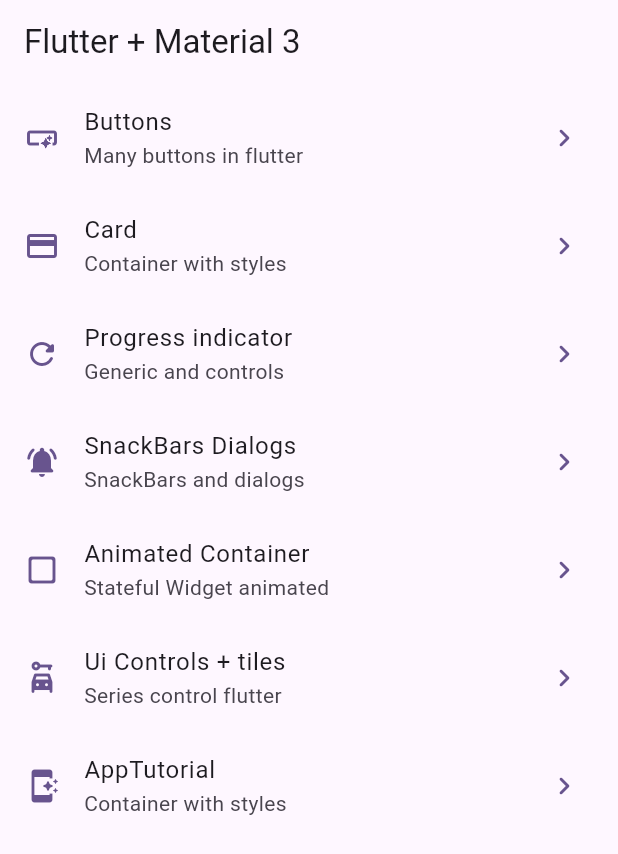
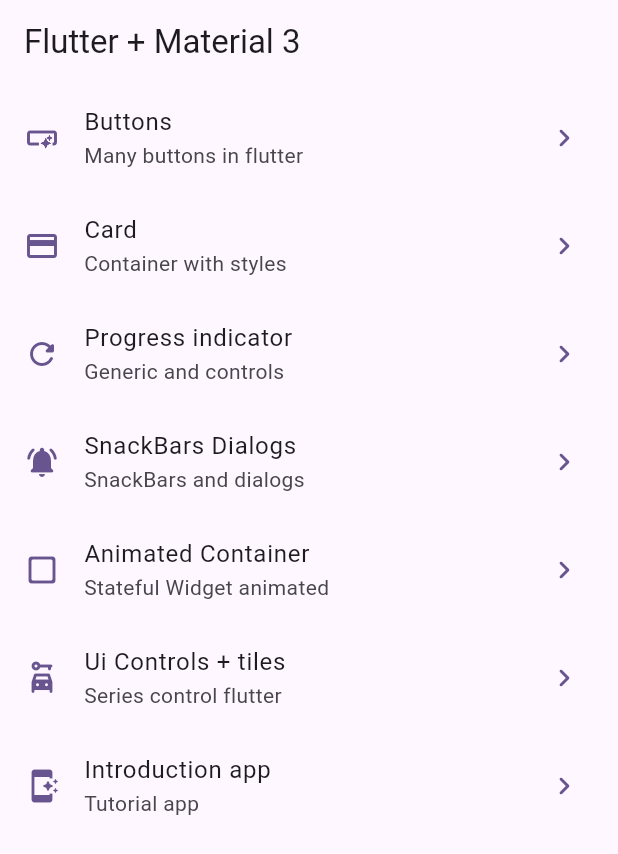
Before and after one commit to JaviKo500/widgets_app, a Flutter app: the screen it shows after launch, on a phone screen of 412 x 824 dp. Shown: the top 854 px of the screen. Run offline on Flutter 3.47's test engine with Material 2 defaults, Android fonts, the phone set to English and light mode, and no system bars; our stand-ins replace go_router.

Commit message:
images added

```diff
--- a/lib/config/menu/menu_item.dart
+++ b/lib/config/menu/menu_item.dart
@@ -24,5 +24,5 @@ const appMenuItems = <MenuItem>[
   MenuItem(name: SnackBarScreen.name, title: 'SnackBars Dialogs', subTitle: 'SnackBars and dialogs', link: '/snack_bar', icon: Icons.notifications_active_rounded,),
   MenuItem(name: AnimatedScreen.name, title: 'Animated Container', subTitle: 'Stateful Widget animated ', link: '/animated', icon: Icons.check_box_outline_blank_rounded,),
   MenuItem(name: UiControlsScreen.name, title: 'Ui Controls + tiles', subTitle: 'Series control flutter', link: '/ui_controls', icon: Icons.car_rental_rounded,),
-  MenuItem(name: AppTutorialScreen.name, title: 'AppTutorial', subTitle: 'Container with styles', link: '/app_tutorial', icon: Icons.app_shortcut_rounded,),
+  MenuItem(name: AppTutorialScreen.name, title: 'Introduction app', subTitle: 'Tutorial app', link: '/app_tutorial', icon: Icons.app_shortcut_rounded,),
 ];
--- a/pubspec.yaml
+++ b/pubspec.yaml
@@ -18,3 +18,6 @@ dev_dependencies:
 
 flutter:
   uses-material-design: true
+
+assets:
+  - assets/images/
```
Also changed, not shown: assets/images/1.png (added), assets/images/2.png (added), assets/images/3.png (added), assets/images/jar-loading.gif (added).
